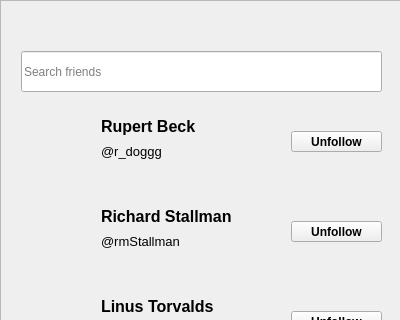
aes001/cpp_tomeo, file friendslist.ui: the form before one commit; both pictures show x 0 to 400 and y 0 to 320 of the 400 by 710 pixel window.
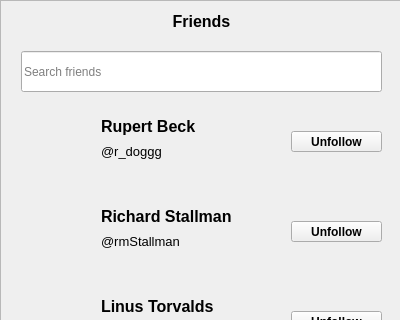
The form after the commit. Icons and pictures are not drawn.

```diff
--- a/friendslist.ui
+++ b/friendslist.ui
@@ -550,6 +550,28 @@
       <string>Unfollow</string>
      </property>
     </widget>
+    <widget class="QLabel" name="label_20">
+     <property name="geometry">
+      <rect>
+       <x>110</x>
+       <y>0</y>
+       <width>181</width>
+       <height>41</height>
+      </rect>
+     </property>
+     <property name="font">
+      <font>
+       <pointsize>12</pointsize>
+       <bold>true</bold>
+      </font>
+     </property>
+     <property name="text">
+      <string>Friends</string>
+     </property>
+     <property name="alignment">
+      <set>Qt::AlignCenter</set>
+     </property>
+    </widget>
    </widget>
   </widget>
  </widget>
```
